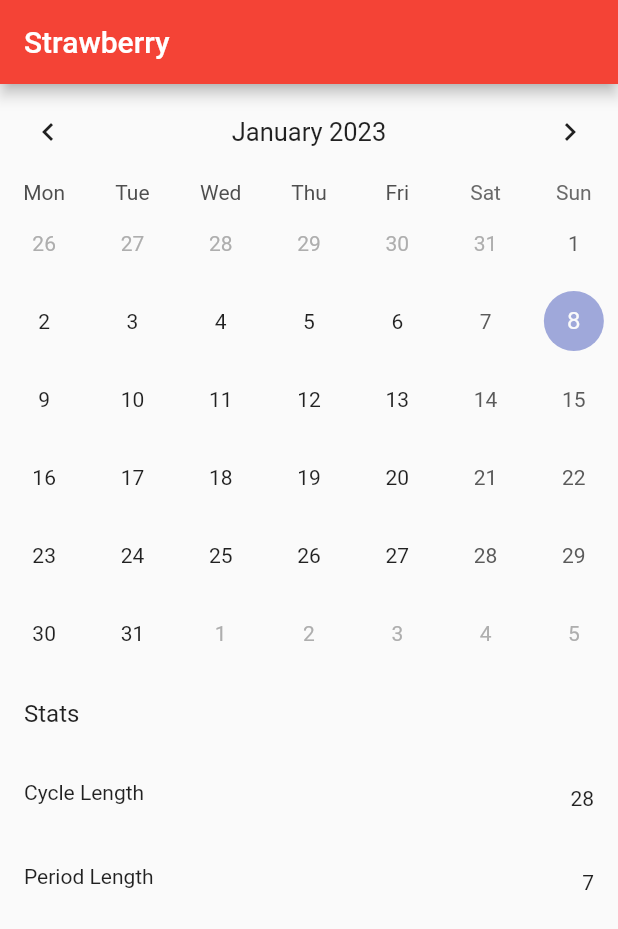
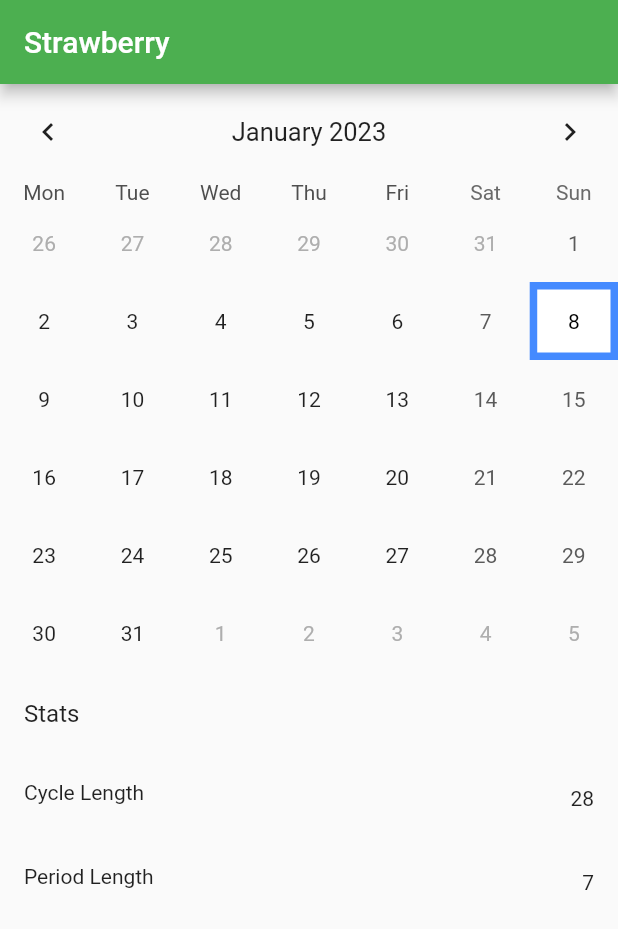
Before and after one commit to sigma-libra/strawberry, a Flutter app: the screen it shows after launch, on a phone screen of 412 x 824 dp. Shown: the top 929 px of the screen. Run offline on Flutter 3.47's test engine with Material 2 defaults, Android fonts, the phone set to English and light mode, and no system bars; drawn by our look-alikes of table_calendar; our stand-ins replace sqflite; accounts and stored records are empty.

Commit message:
allow select today

```diff
--- a/lib/calendar_page.dart
+++ b/lib/calendar_page.dart
@@ -17,7 +17,7 @@
 }
 
 class CalendarState extends State<Calendar> {
-  DateTime _focusedDay = DateTime.now();
+  DateTime _focusedDay = DateTime.now().add(Duration(days: 4));
   DateTime? _selectedDay;
 
   @override
@@ -62,6 +62,7 @@
       firstDay: DateTime.utc(1970),
       lastDay: DateTime.utc(2100),
       focusedDay: _focusedDay,
+      currentDay: DateTime.utc(1970),
       calendarFormat: CalendarFormat.month,
       startingDayOfWeek: StartingDayOfWeek.monday,
       selectedDayPredicate: (day) {
@@ -89,15 +90,18 @@
         defaultBuilder: (context, day, focusedDay) {
           for (DateTime d in periods) {
             if (isSameDay(day, d)) {
-              return markDay(day, Colors.red);
+              return markDay(day, Colors.red, Colors.white);
             }
           }
           List<DateTime> futurePeriods =
               widget.service.getPredictedPeriods(12, periods);
           for (DateTime d in futurePeriods) {
             if (isSameDay(day, d)) {
-              return markDay(day, Colors.grey);
+              return markDay(day, Colors.amberAccent, Colors.white);
             }
+          }
+          if(isSameDay(day, DateTime.now())) {
+            return markDay(day, Colors.white, Colors.black);
           }
           return null;
         },
@@ -105,15 +109,20 @@
     );
   }
 
-  Container markDay(DateTime day, MaterialColor dayColor) {
+  Container markDay(DateTime day, Color dayColor, Color numberColor) {
+    var borderColor = dayColor;
+    if(isSameDay(day, DateTime.now())) {
+      borderColor = Colors.blueAccent;
+    }
     return Container(
       decoration: BoxDecoration(
         color: dayColor,
+        border:Border.all(color: borderColor, width: 5.0)
       ),
       child: Center(
         child: Text(
           '${day.day}',
-          style: const TextStyle(color: Colors.white),
+          style: TextStyle(color: numberColor),
         ),
       ),
     );
--- a/lib/main.dart
+++ b/lib/main.dart
@@ -26,7 +26,7 @@
     return MaterialApp(
       title: 'Strawberry',
       theme: ThemeData(
-        primarySwatch: Colors.red,
+        primarySwatch: Colors.green,
       ),
       home: StartPage(
         repository: repository,
```
